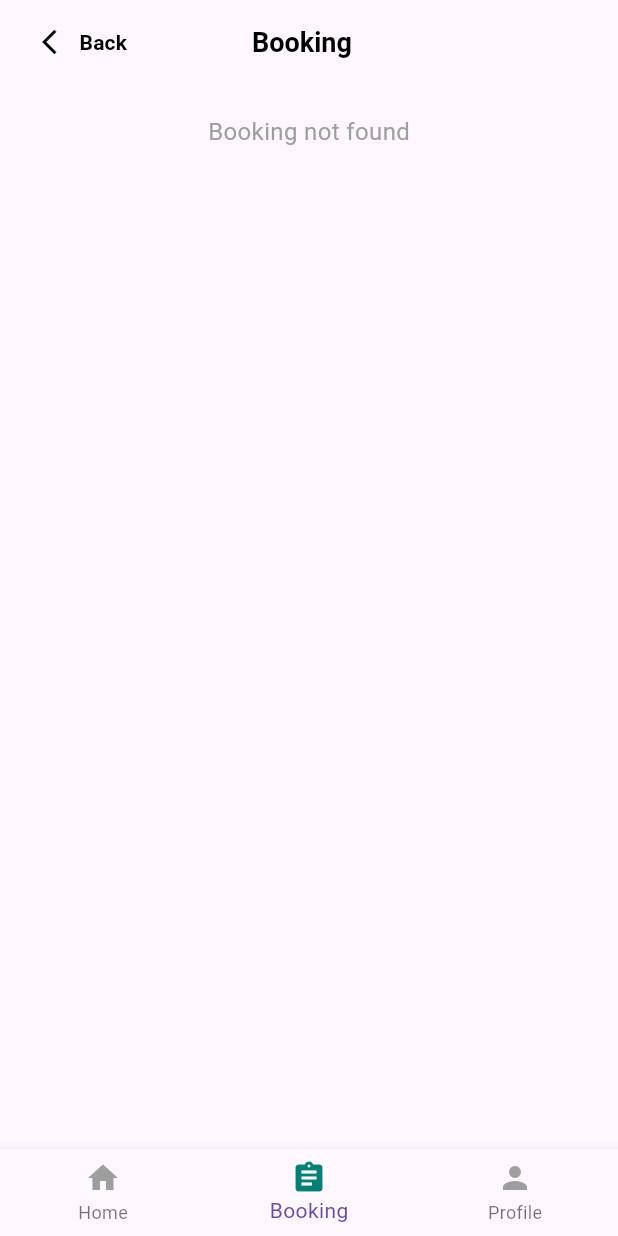
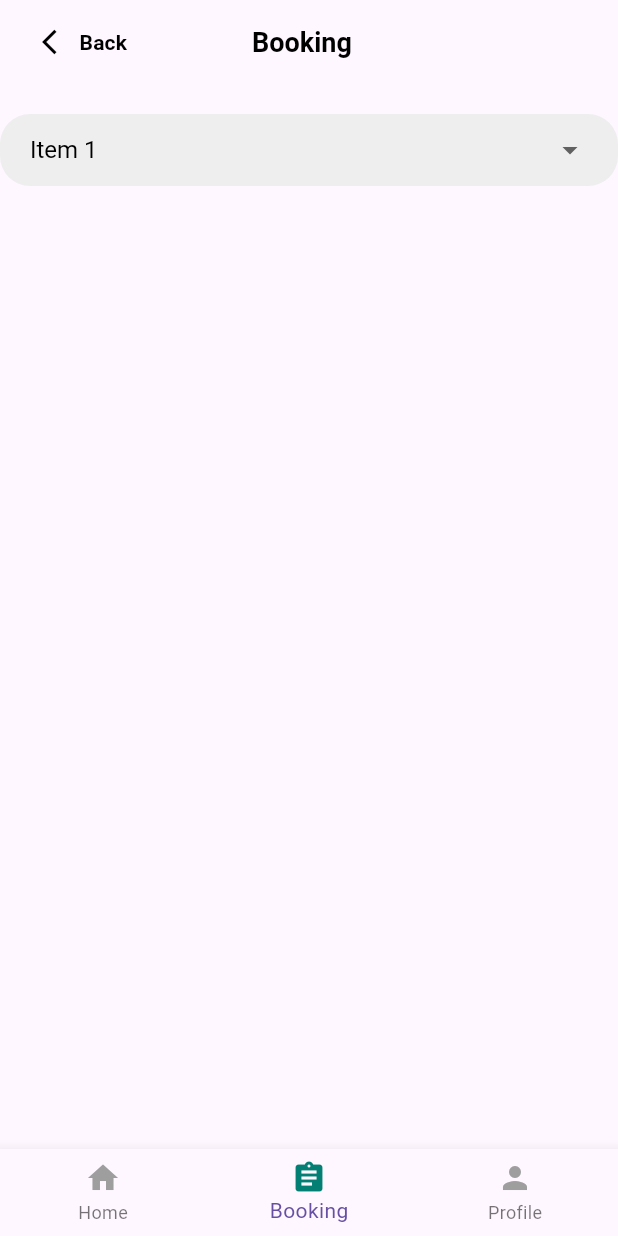
Before and after one commit to Rahardiann/bookingapps, a Flutter app: the Booking screen opened directly, on a phone screen of 412 x 824 dp. Run offline on Flutter 3.47's test engine with Material 3 defaults, Android fonts, the phone set to English and light mode, and no system bars; our stand-ins replace carousel_slider.

Commit message:
dropdown

```diff
--- a/lib/view/booking.dart
+++ b/lib/view/booking.dart
@@ -11,6 +11,15 @@ class Booking extends StatefulWidget {
 
 class _BookingState extends State<Booking> {
   int _bottomNavCurrentIndex = 1;
+ String _selectedItem = 'Item 1'; // Inisialisasi _selectedItem
+
+
+  List<String> _items = [
+    'Item 1',
+    'Item 2',
+    'Item 3',
+    'Item 4',
+  ];
 
   @override
   Widget build(BuildContext context) {
@@ -62,16 +71,46 @@ class _BookingState extends State<Booking> {
           SizedBox(height: 20),
           Container(
             padding: EdgeInsets.symmetric(horizontal: 20),
+            decoration: BoxDecoration(
+              color: Colors.grey[200], // Warna latar belakang abu-abu
+              borderRadius: BorderRadius.circular(20), // Radius sudut 20px
+            ),
             child: Center(
-              child: Text(
-                'Booking not found',
+              child: DropdownButton<String>(
+                value: _selectedItem,
+                onChanged: (String? newValue) {
+                  setState(() {
+                    _selectedItem = newValue!;
+                  });
+                },
                 style: TextStyle(
-                  fontSize: 16,
-                  color: Colors.grey, // Warna abu-abu
+                  fontSize: 16, // ukuran teks dropdown
+                  color: Colors.black, // warna teks dropdown
                 ),
+                elevation: 4, // elevasi dropdown
+                icon: Icon(Icons.arrow_drop_down), // ikon dropdown
+                underline: Container(
+                  // garis bawah dropdown
+                  height: 2,
+                  color: Colors.transparent, // membuat garis bawah transparan
+                ),
+                isExpanded: true, // membuat dropdown memenuhi lebar container
+                dropdownColor:
+                    Colors.grey[200], // warna latar belakang dropdown
+                items: _items.map<DropdownMenuItem<String>>((String value) {
+                  return DropdownMenuItem<String>(
+                    value: value,
+                    child: Container(
+                      width: double
+                          .infinity, // membuat teks dropdown memenuhi lebar dropdown
+                      child: Text(value),
+                    ),
+                  );
+                }).toList(),
               ),
             ),
           ),
+
         ],
       ),
       bottomNavigationBar: BottomNavigationBar(
```
